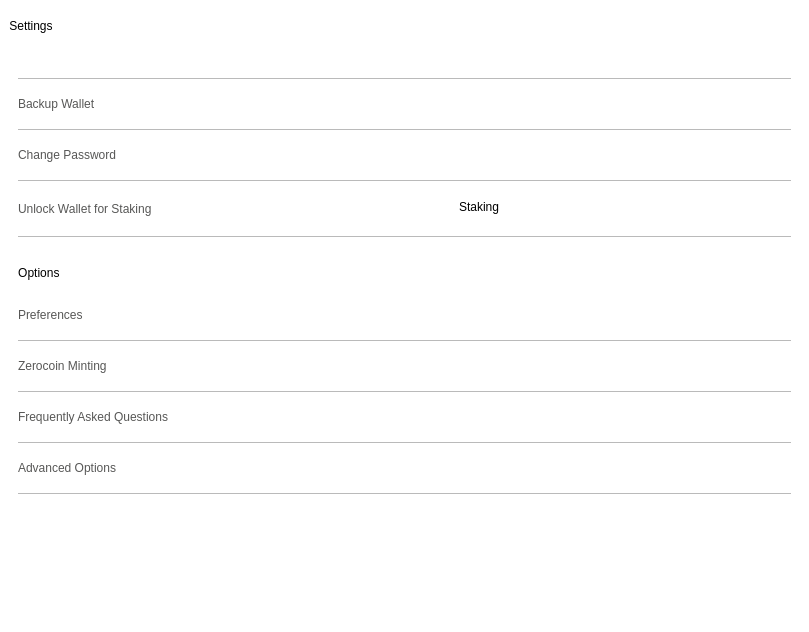
Before: the Qt Designer form src/qt/veil/forms/settingswidget.ui in Veil-Project/veil, drawn with Qt 5.
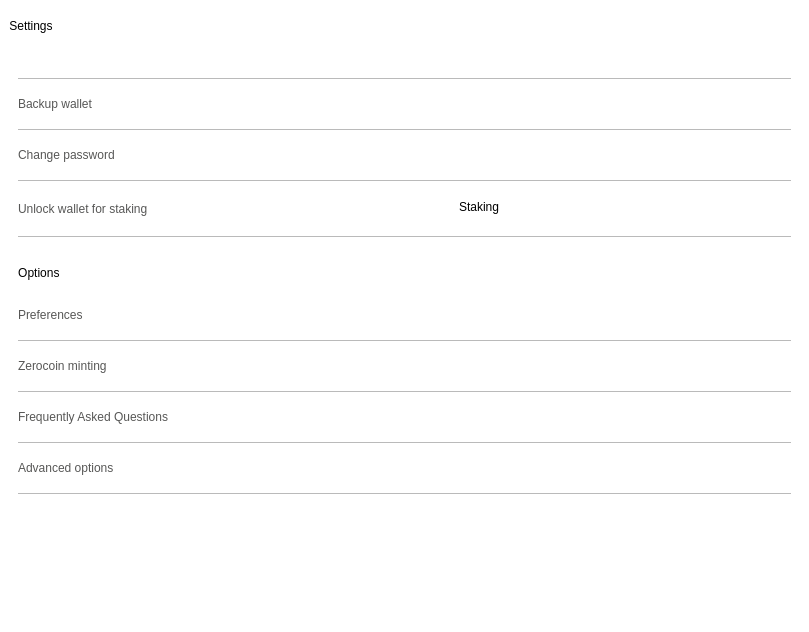
After: the same form once the commit is applied. Icons and pictures are not drawn.

Commit message: Remove or update of Zerocoin privacy mentions

What changed in the file:
```diff
--- a/src/qt/veil/forms/settingswidget.ui
+++ b/src/qt/veil/forms/settingswidget.ui
@@ -172,7 +172,7 @@
 border:0;</string>
             </property>
             <property name="text">
-             <string>Backup Wallet</string>
+             <string>Backup wallet</string>
             </property>
            </widget>
           </item>
@@ -222,7 +222,7 @@
 border:0;</string>
             </property>
             <property name="text">
-             <string>Change Password</string>
+             <string>Change password</string>
             </property>
            </widget>
           </item>
@@ -271,7 +271,7 @@
 border:0;</string>
               </property>
               <property name="text">
-               <string>Unlock Wallet for Staking</string>
+               <string>Unlock wallet for staking</string>
               </property>
              </widget>
             </item>
@@ -439,7 +439,7 @@
 border:0;</string>
             </property>
             <property name="text">
-             <string>Zerocoin Minting</string>
+             <string>Zerocoin minting</string>
             </property>
            </widget>
           </item>
@@ -539,7 +539,7 @@
 border:0;</string>
             </property>
             <property name="text">
-             <string>Advanced Options</string>
+             <string>Advanced options</string>
             </property>
            </widget>
           </item>
```
The commit also changes 31 other files.
